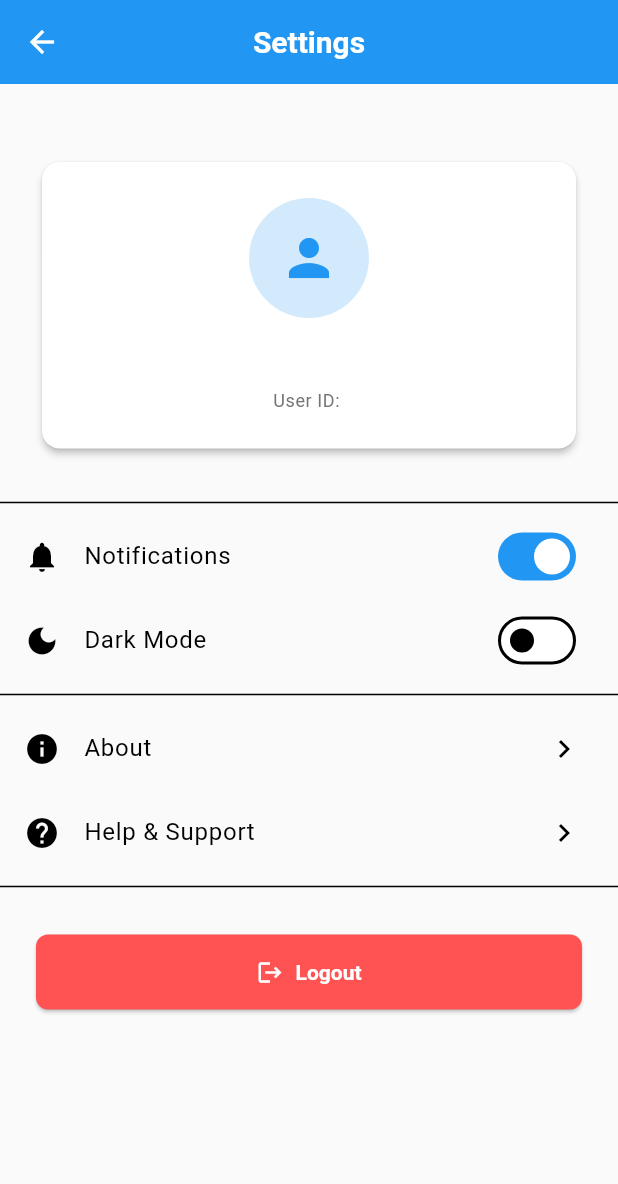
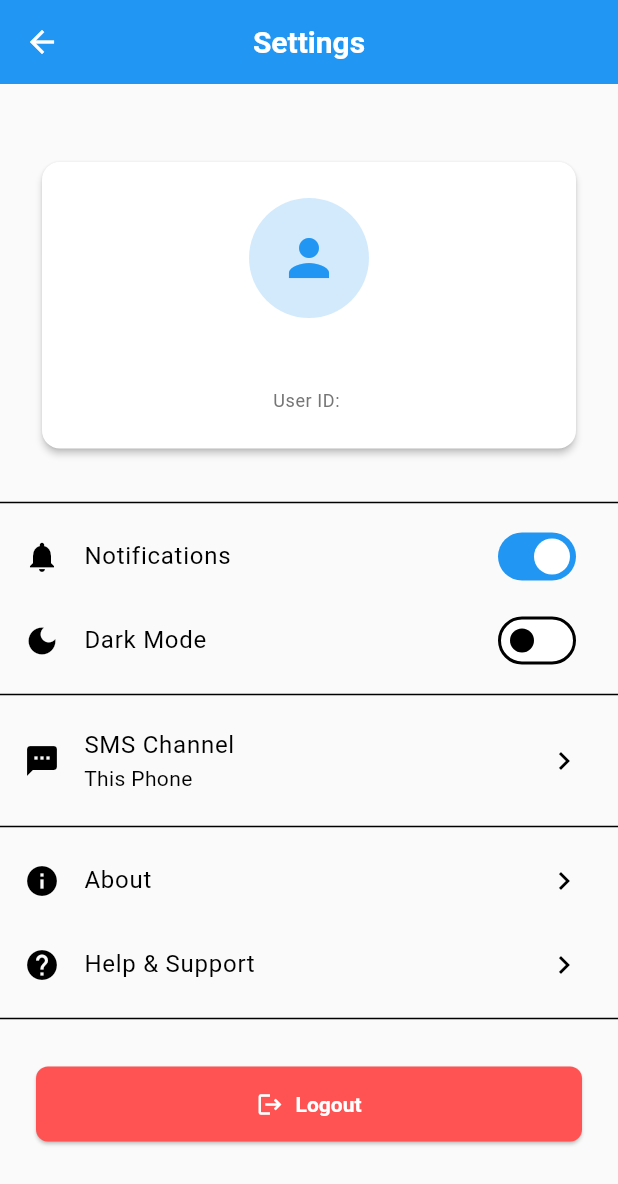
Before and after one commit to LWENA27/sms_getway, a Flutter app: the SettingsScreen screen opened directly, on a phone screen of 412 x 824 dp. Shown: the top 1184 px of the screen. Run offline on Flutter 3.47's test engine with Material 3 defaults, Android fonts, the phone set to English and light mode, and no system bars; our stand-ins replace permission_handler, shared_preferences, supabase_flutter; accounts and stored records are empty.

Commit message:
feat: Add SMS Channel selection in Settings
- Add SmsChannel enum with 'This Phone' and 'QuickSMS' options
- Add _loadChannelPreference() to load saved channel on app start
- Add _saveChannelPreference() to persist channel choice
- Add _showChannelDialog() to display channel selection dialog
- Add SMS Channel ListTile in settings with current selection display
- Persist channel preference using SharedPreferences
- Show success/error snackbars when channel is changed

```diff
--- a/lib/screens/settings_screen.dart
+++ b/lib/screens/settings_screen.dart
@@ -1,8 +1,12 @@
 import 'package:flutter/material.dart';
 import 'package:supabase_flutter/supabase_flutter.dart';
 import 'package:provider/provider.dart';
+import 'package:shared_preferences/shared_preferences.dart';
 import '../core/theme.dart';
 import '../core/theme_provider.dart';
+
+// SMS Channel options
+enum SmsChannel { thisPhone, quickSMS }
 
 class SettingsScreen extends StatefulWidget {
   const SettingsScreen({super.key});
@@ -14,11 +18,13 @@ class SettingsScreen extends StatefulWidget {
 class _SettingsScreenState extends State<SettingsScreen> {
   String? userEmail;
   String? userId;
+  SmsChannel selectedChannel = SmsChannel.thisPhone;
 
   @override
   void initState() {
     super.initState();
     _loadUserInfo();
+    _loadChannelPreference();
   }
 
   void _loadUserInfo() {
@@ -29,6 +35,88 @@ class _SettingsScreenState extends State<SettingsScreen> {
         userId = user.id;
       });
     }
+  }
+
+  void _loadChannelPreference() async {
+    try {
+      final prefs = await SharedPreferences.getInstance();
+      final savedChannel = prefs.getString('sms_channel') ?? 'thisPhone';
+      setState(() {
+        selectedChannel =
+            savedChannel == 'quickSMS' ? SmsChannel.quickSMS : SmsChannel.thisPhone;
+      });
+      debugPrint('✅ Loaded SMS channel: $savedChannel');
+    } catch (e) {
+      debugPrint('❌ Error loading channel preference: $e');
+    }
+  }
+
+  void _saveChannelPreference(SmsChannel channel) async {
+    try {
+      final prefs = await SharedPreferences.getInstance();
+      final channelName = channel == SmsChannel.quickSMS ? 'quickSMS' : 'thisPhone';
+      await prefs.setString('sms_channel', channelName);
+      setState(() {
+        selectedChannel = channel;
+      });
+      debugPrint('✅ Saved SMS channel: $channelName');
+      if (mounted) {
+        ScaffoldMessenger.of(context).showSnackBar(
+          SnackBar(content: Text('Channel changed to: ${channel.name}')),
+        );
+      }
+    } catch (e) {
+      if (mounted) {
+        ScaffoldMessenger.of(context).showSnackBar(
+          SnackBar(content: Text('Error saving channel: $e')),
+        );
+      }
+      debugPrint('❌ Error saving channel preference: $e');
+    }
+  }
+
+  void _showChannelDialog() {
+    showDialog(
+      context: context,
+      builder: (context) => AlertDialog(
+        title: const Text('Select SMS Channel'),
+        content: Column(
+          mainAxisSize: MainAxisSize.min,
+          children: [
+            RadioListTile<SmsChannel>(
+              title: const Text('This Phone'),
+              subtitle: const Text('Send SMS using device SIM'),
+              value: SmsChannel.thisPhone,
+              groupValue: selectedChannel,
+              onChanged: (channel) {
+                if (channel != null) {
+                  _saveChannelPreference(channel);
+                  Navigator.pop(context);
+                }
+              },
+            ),
+            RadioListTile<SmsChannel>(
+              title: const Text('QuickSMS'),
+              subtitle: const Text('Send SMS using QuickSMS API'),
+              value: SmsChannel.quickSMS,
+              groupValue: selectedChannel,
+              onChanged: (channel) {
+                if (channel != null) {
+                  _saveChannelPreference(channel);
+                  Navigator.pop(context);
+                }
+              },
+            ),
+          ],
+        ),
+        actions: [
+          TextButton(
+            onPressed: () => Navigator.pop(context),
+            child: const Text('Cancel'),
+          ),
+        ],
+      ),
+    );
   }
 
   void _logout() async {
@@ -107,17 +195,32 @@ class _SettingsScreenState extends State<SettingsScreen> {
               return ListTile(
                 leading: const Icon(Icons.dark_mode),
                 title: const Text('Dark Mode'),
-                trailing: Switch(
+                trailing: Opacity(
+                  opacity: themeProvider.isLoading ? 0.5 : 1.0,
+                  child: Switch(
                     value: themeProvider.isDarkMode,
-                  onChanged: (value) {
-                    // Prevent rapid toggles
-                    Future.delayed(const Duration(milliseconds: 100), () {
-                      themeProvider.toggleTheme();
-                    });
+                    onChanged: themeProvider.isLoading
+                        ? null // Disable switch while loading
+                        : (value) async {
+                            await themeProvider.toggleTheme();
                           },
+                  ),
                 ),
               );
             },
+          ),
+          const Divider(),
+          // SMS Channel Selection
+          ListTile(
+            leading: const Icon(Icons.sms),
+            title: const Text('SMS Channel'),
+            subtitle: Text(
+              selectedChannel == SmsChannel.quickSMS
+                  ? 'QuickSMS'
+                  : 'This Phone',
+            ),
+            trailing: const Icon(Icons.chevron_right),
+            onTap: _showChannelDialog,
           ),
           const Divider(),
           ListTile(
@@ -150,18 +253,33 @@ class _SettingsScreenState extends State<SettingsScreen> {
             },
           ),
           const Divider(),
-          Padding(
+          Consumer<ThemeProvider>(
+            builder: (context, themeProvider, _) {
+              return Padding(
                 padding: const EdgeInsets.all(AppTheme.paddingLarge),
-            child: ElevatedButton.icon(
+                // Use a unique key that changes with theme to prevent animation errors
+                child: ElevatedButton(
+                  key: ValueKey('logout_${themeProvider.isDarkMode}'),
                   onPressed: _logout,
-              icon: const Icon(Icons.logout),
-              label: const Text('Logout'),
                   style: ElevatedButton.styleFrom(
                     backgroundColor: AppTheme.errorColor,
                     foregroundColor: Colors.white,
-                padding: const EdgeInsets.all(AppTheme.paddingMedium),
+                    padding: const EdgeInsets.symmetric(
+                      vertical: AppTheme.paddingMedium,
+                      horizontal: AppTheme.paddingLarge,
                     ),
                   ),
+                  child: const Row(
+                    mainAxisAlignment: MainAxisAlignment.center,
+                    children: [
+                      Icon(Icons.logout),
+                      SizedBox(width: AppTheme.paddingSmall),
+                      Text('Logout'),
+                    ],
+                  ),
+                ),
+              );
+            },
           ),
         ],
       ),
```
Also changed, not shown: lib/core/theme_provider.dart (+52 -15 lines). Lines whose indentation alone changed are shown as unchanged.
